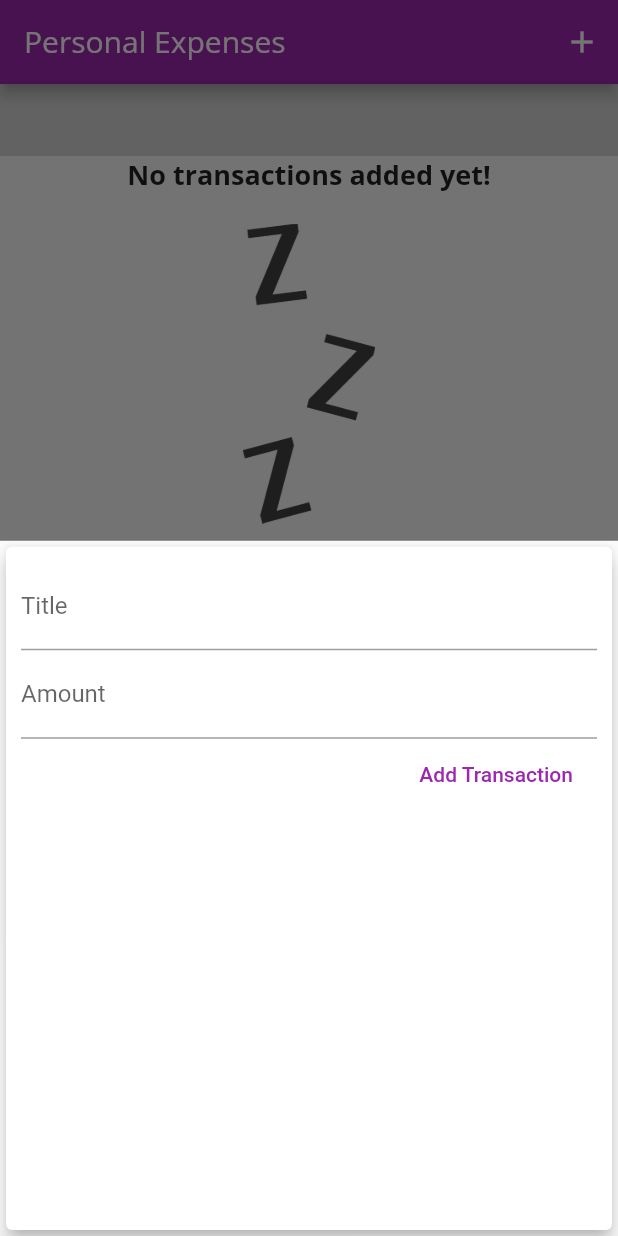
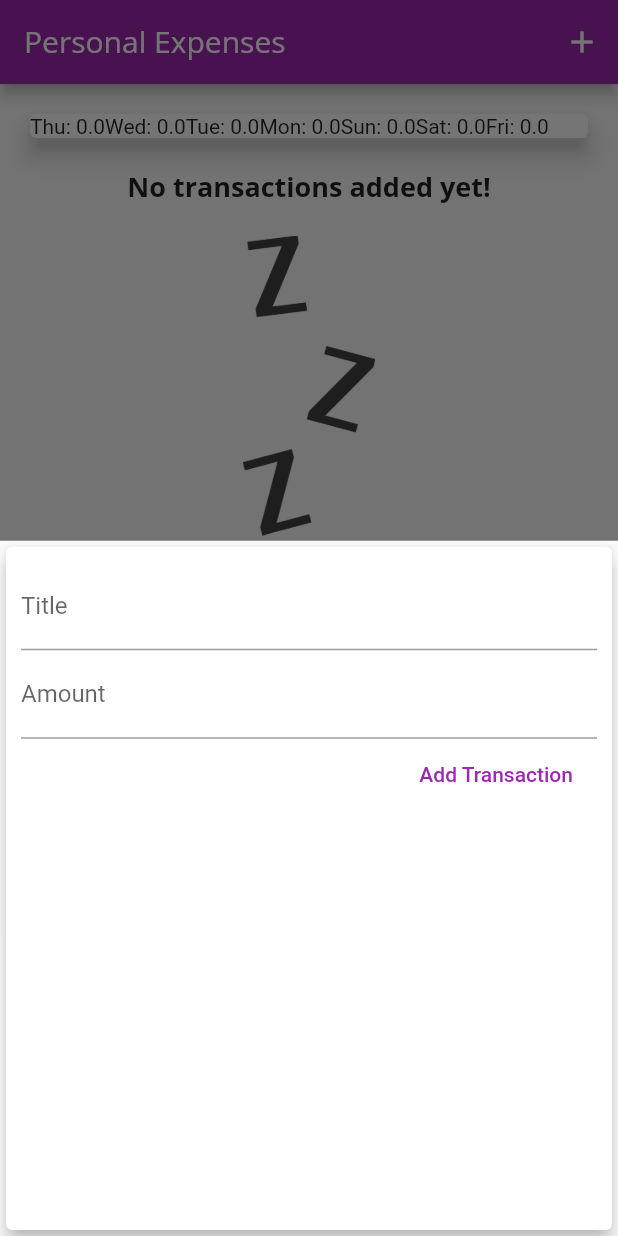
Before and after one commit to BearCola/flutter_personal_expense, a Flutter app: the screen it shows after launch, after a tap on the "add" icon, on a phone screen of 412 x 824 dp. Run offline on Flutter 3.47's test engine with Material 2 defaults, Android fonts, the phone set to English and light mode, and no system bars.

Commit message:
update code

```diff
--- a/lib/main.dart
+++ b/lib/main.dart
@@ -65,6 +65,16 @@ class _MyHomePageState extends State<MyHomePage> {
 //    ),
   ];
 
+  List<Transaction> get _recentTransactions {
+    return _userTransactions.where((tx) {
+      return tx.date.isAfter(
+        DateTime.now().subtract(
+          Duration(days: 7),
+        ),
+      );
+    }).toList();
+  }
+
   void _addNewTransaction(String txTitle, double txAmount) {
     final newTx = Transaction(
       title: txTitle,
@@ -109,7 +119,7 @@ class _MyHomePageState extends State<MyHomePage> {
         child: Column(
           crossAxisAlignment: CrossAxisAlignment.stretch,
           children: <Widget>[
-            Chart(),
+            Chart(_recentTransactions),
             TransactionList(_userTransactions),
           ],
         ),
--- a/lib/widgets/chart.dart
+++ b/lib/widgets/chart.dart
@@ -22,11 +22,8 @@ class Chart extends StatelessWidget {
         }
       }
 
-      print(DateFormat.E(weekDay));
-      print(totalSum);
-
       return {
-        'day': DateFormat.E(weekDay),
+        'day': DateFormat.E().format(weekDay),
         'amount': totalSum,
       };
     });
@@ -38,7 +35,9 @@ class Chart extends StatelessWidget {
       elevation: 6,
       margin: EdgeInsets.all(20),
       child: Row(
-        children: <Widget>[],
+        children: groupedTransactionValues.map((data) {
+          return Text('${data['day']}: ${data['amount']}');
+        }).toList(),
       ),
     );
   }
```
